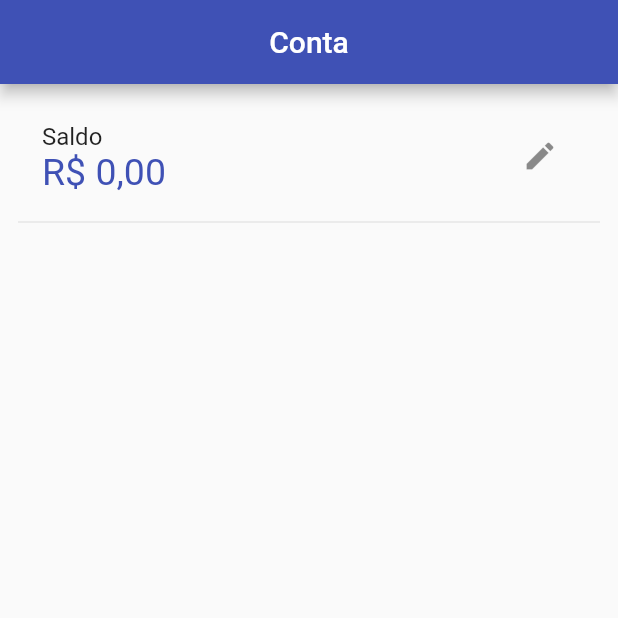
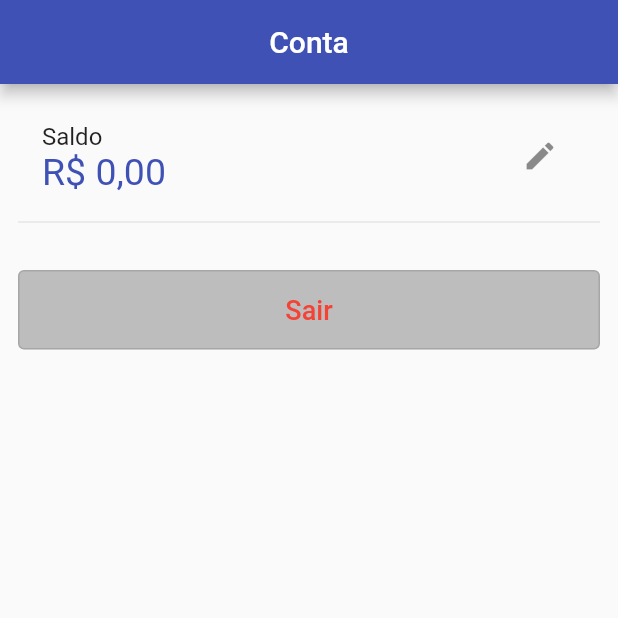
Before and after one commit to WillianCorreia/Crypto-App, a Flutter app: the ContaPage screen opened directly, on a phone screen of 412 x 824 dp, the top half of it. Run offline on Flutter 3.47's test engine with Material 2 defaults, Android fonts, the phone set to English and light mode, and no system bars; our stand-ins replace firebase_auth, firebase_core, fl_chart, sqflite; accounts and stored records are empty; statements that could not run were skipped.

```diff
--- a/lib/pages/conta_page.dart
+++ b/lib/pages/conta_page.dart
@@ -1,6 +1,7 @@
-// ignore_for_file: prefer_const_constructors_in_immutables, library_private_types_in_public_api, prefer_const_constructors
+// ignore_for_file: prefer_const_constructors_in_immutables, library_private_types_in_public_api, prefer_const_constructors, prefer_const_literals_to_create_immutables
 
 import 'package:crypto/repositories/conta_repository.dart';
+import 'package:crypto/services/auth_service.dart';
 import 'package:flutter/material.dart';
 import 'package:flutter/services.dart';
 import 'package:intl/intl.dart';
@@ -41,6 +42,29 @@ class _ContaPageState extends State<ContaPage> {
               trailing: IconButton(onPressed: updateSaldo, icon: Icon(Icons.edit),),
             ),
             Divider(),
+            //SAIR
+            Padding(
+              padding: EdgeInsets.symmetric(vertical: 24),
+              child: OutlinedButton(
+                onPressed: () => context.read<AuthService>().logout(),
+                style: OutlinedButton.styleFrom(
+                  backgroundColor: Colors.grey[400],
+                  primary: Colors.red,
+                ),
+                child: Row(
+                  mainAxisAlignment: MainAxisAlignment.center,
+                  children: [
+                    Padding(
+                      padding: EdgeInsets.all(16),
+                      child: Text(
+                        'Sair',
+                        style: TextStyle(fontSize: 18),
+                      ),
+                    ),
+                  ],
+                ),
+              ),
+            ),
           ],
         ),
       ),
```
Also changed, not shown: lib/pages/login_page.dart (+61 -7 lines), lib/services/auth_service.dart (+45 -1 lines).
